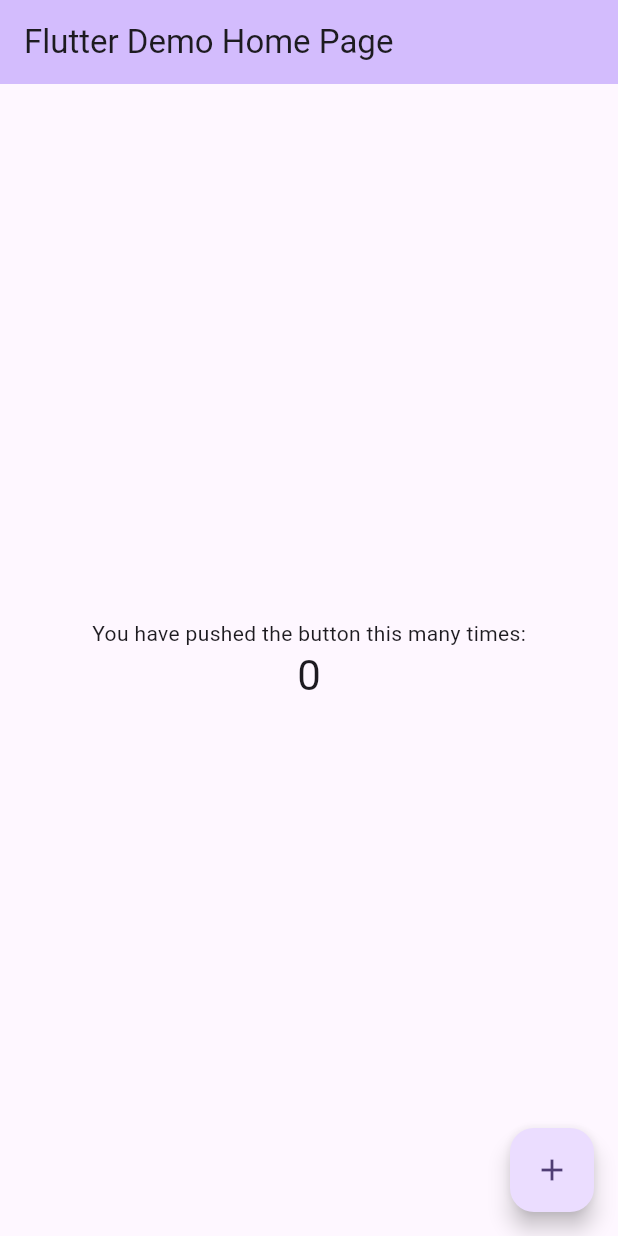
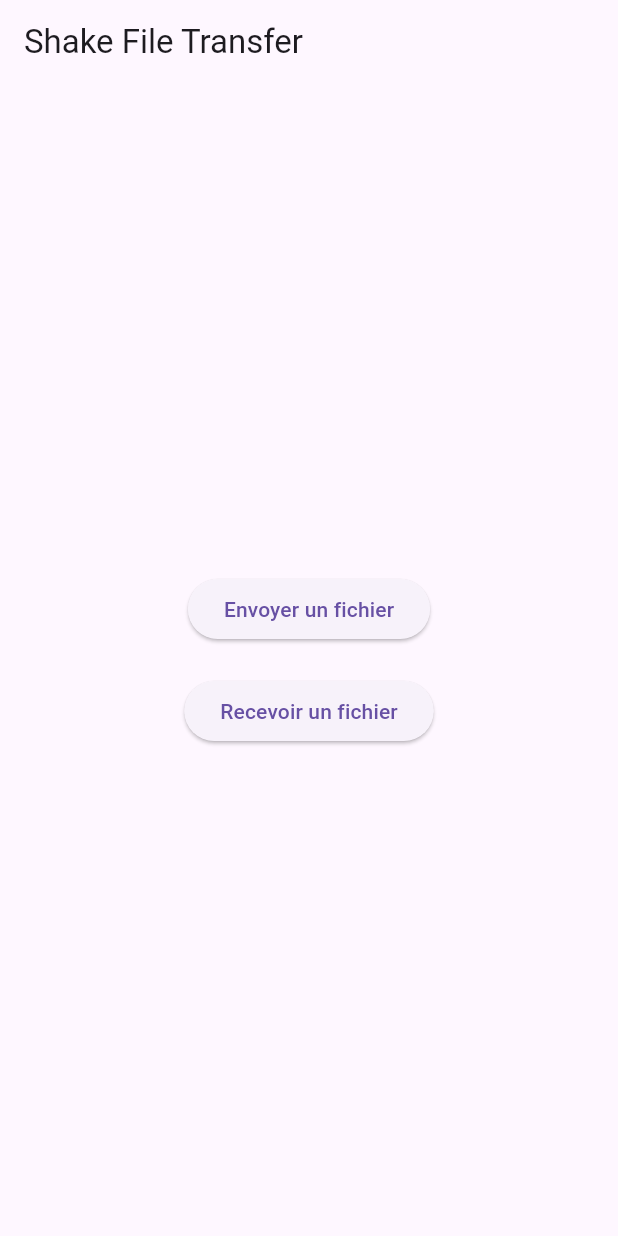
Before and after one commit to TZ-Porky/flutter_share_app, a Flutter app: the screen it shows after launch, on a phone screen of 412 x 824 dp. Run offline on Flutter 3.47's test engine with Material 3 defaults, Android fonts, the phone set to English and light mode, and no system bars; our stand-ins replace file_picker, permission_handler, sensors_plus; missing offline and left inert: nearby_connections.

Commit message:
Add file transfer functionality and permission handling
- Implement file picking and saving in FileService
- Add NearbyService for device discovery and file sending
- Create ShakeService for shake detection
- Introduce AppHelpers for permission checks and utility functions
- Update pubspec.yaml with new dependencies
- Add UI components for home screen and device card
- Register necessary plugins for Windows and macOS
- Define application constants in AppConstants

```diff
--- a/lib/main.dart
+++ b/lib/main.dart
@@ -1,4 +1,7 @@
 import 'package:flutter/material.dart';
+import 'package:shareapp/services/nearby_service.dart';
+import 'package:shareapp/services/shake_service.dart';
+import 'package:shareapp/screens/home_screen.dart';
 
 void main() {
   runApp(const MyApp());
@@ -7,116 +10,15 @@ void main() {
 class MyApp extends StatelessWidget {
   const MyApp({super.key});
 
-  // This widget is the root of your application.
   @override
   Widget build(BuildContext context) {
     return MaterialApp(
-      title: 'Flutter Demo',
+      title: 'Shake File Transfer',
       theme: ThemeData(
-        // This is the theme of your application.
-        //
-        // TRY THIS: Try running your application with "flutter run". You'll see
-        // the application has a purple toolbar. Then, without quitting the app,
-        // try changing the seedColor in the colorScheme below to Colors.green
-        // and then invoke "hot reload" (save your changes or press the "hot
-        // reload" button in a Flutter-supported IDE, or press "r" if you used
-        // the command line to start the app).
-        //
-        // Notice that the counter didn't reset back to zero; the application
-        // state is not lost during the reload. To reset the state, use hot
-        // restart instead.
-        //
-        // This works for code too, not just values: Most code changes can be
-        // tested with just a hot reload.
-        colorScheme: ColorScheme.fromSeed(seedColor: Colors.deepPurple),
+        primarySwatch: Colors.blue,
+        visualDensity: VisualDensity.adaptivePlatformDensity,
       ),
-      home: const MyHomePage(title: 'Flutter Demo Home Page'),
+      home: const HomeScreen(),
     );
   }
 }
-
-class MyHomePage extends StatefulWidget {
-  const MyHomePage({super.key, required this.title});
-
-  // This widget is the home page of your application. It is stateful, meaning
-  // that it has a State object (defined below) that contains fields that affect
-  // how it looks.
-
-  // This class is the configuration for the state. It holds the values (in this
-  // case the title) provided by the parent (in this case the App widget) and
-  // used by the build method of the State. Fields in a Widget subclass are
-  // always marked "final".
-
-  final String title;
-
-  @override
-  State<MyHomePage> createState() => _MyHomePageState();
-}
-
-class _MyHomePageState extends State<MyHomePage> {
-  int _counter = 0;
-
-  void _incrementCounter() {
-    setState(() {
-      // This call to setState tells the Flutter framework that something has
-      // changed in this State, which causes it to rerun the build method below
-      // so that the display can reflect the updated values. If we changed
-      // _counter without calling setState(), then the build method would not be
-      // called again, and so nothing would appear to happen.
-      _counter++;
-    });
-  }
-
-  @override
-  Widget build(BuildContext context) {
-    // This method is rerun every time setState is called, for instance as done
-    // by the _incrementCounter method above.
-    //
-    // The Flutter framework has been optimized to make rerunning build methods
-    // fast, so that you can just rebuild anything that needs updating rather
-    // than having to individually change instances of widgets.
-    return Scaffold(
-      appBar: AppBar(
-        // TRY THIS: Try changing the color here to a specific color (to
-        // Colors.amber, perhaps?) and trigger a hot reload to see the AppBar
-        // change color while the other colors stay the same.
-        backgroundColor: Theme.of(context).colorScheme.inversePrimary,
-        // Here we take the value from the MyHomePage object that was created by
-        // the App.build method, and use it to set our appbar title.
-        title: Text(widget.title),
-      ),
-      body: Center(
-        // Center is a layout widget. It takes a single child and positions it
-        // in the middle of the parent.
-        child: Column(
-          // Column is also a layout widget. It takes a list of children and
-          // arranges them vertically. By default, it sizes itself to fit its
-          // children horizontally, and tries to be as tall as its parent.
-          //
-          // Column has various properties to control how it sizes itself and
-          // how it positions its children. Here we use mainAxisAlignment to
-          // center the children vertically; the main axis here is the vertical
-          // axis because Columns are vertical (the cross axis would be
-          // horizontal).
-          //
-          // TRY THIS: Invoke "debug painting" (choose the "Toggle Debug Paint"
-          // action in the IDE, or press "p" in the console), to see the
-          // wireframe for each widget.
-          mainAxisAlignment: MainAxisAlignment.center,
-          children: <Widget>[
-            const Text('You have pushed the button this many times:'),
-            Text(
-              '$_counter',
-              style: Theme.of(context).textTheme.headlineMedium,
-            ),
-          ],
-        ),
-      ),
-      floatingActionButton: FloatingActionButton(
-        onPressed: _incrementCounter,
-        tooltip: 'Increment',
-        child: const Icon(Icons.add),
-      ), // This trailing comma makes auto-formatting nicer for build methods.
-    );
-  }
-}
--- /dev/null
+++ b/lib/screens/home_screen.dart
@@ -0,0 +1,42 @@
+import 'package:flutter/material.dart';
+import '/screens/receive_screen.dart';
+import '/screens/send_screen.dart';
+
+class HomeScreen extends StatelessWidget {
+  const HomeScreen({super.key});
+
+  @override
+  Widget build(BuildContext context) {
+    return Scaffold(
+      appBar: AppBar(
+        title: const Text('Shake File Transfer'),
+      ),
+      body: Center(
+        child: Column(
+          mainAxisAlignment: MainAxisAlignment.center,
+          children: [
+            ElevatedButton(
+              onPressed: () {
+                Navigator.push(
+                  context,
+                  MaterialPageRoute(builder: (context) => const SendScreen()),
+                );
+              },
+              child: const Text('Envoyer un fichier'),
+            ),
+            const SizedBox(height: 20),
+            ElevatedButton(
+              onPressed: () {
+                Navigator.push(
+                  context,
+                  MaterialPageRoute(builder: (context) => const ReceiveScreen()),
+                );
+              },
+              child: const Text('Recevoir un fichier'),
+            ),
+          ],
+        ),
+      ),
+    );
+  }
+}
--- /dev/null
+++ b/lib/services/file_service.dart
@@ -0,0 +1,29 @@
+import 'dart:io';
+import 'package:file_picker/file_picker.dart';
+import 'package:path_provider/path_provider.dart';
+
+class FileService {
+  Future<File?> pickFile() async {
+    FilePickerResult? result = await FilePicker.platform.pickFiles();
+    if (result != null) {
+      return File(result.files.single.path!);
+    }
+    return null;
+  }
+
+  Future<Directory> getDownloadDirectory() async {
+    if (Platform.isAndroid) {
+      return await getExternalStorageDirectory() ?? await getApplicationDocumentsDirectory();
+    } else {
+      return await getApplicationDocumentsDirectory();
+    }
+  }
+
+  Future<File> saveReceivedFile(String filePath) async {
+    final directory = await getDownloadDirectory();
+    final fileName = filePath.split('/').last;
+    final newPath = '${directory.path}/$fileName';
+
+    return await File(filePath).copy(newPath);
+  }
+}
```
Also changed, not shown: lib/screens/receive_screen.dart (added, +60 -0 lines), lib/screens/send_screen.dart (added, +102 -0 lines), lib/services/nearby_service.dart (added, +39 -0 lines), lib/services/shake_service.dart (added, +38 -0 lines), lib/utils/constants.dart (added, +22 -0 lines), lib/utils/helpers.dart (added, +40 -0 lines), lib/widgets/device_card.dart (added, +31 -0 lines), lib/widgets/file_card.dart (added, +69 -0 lines), pubspec.yaml (+18 -0 lines), pubspec.lock, 5 other files.
